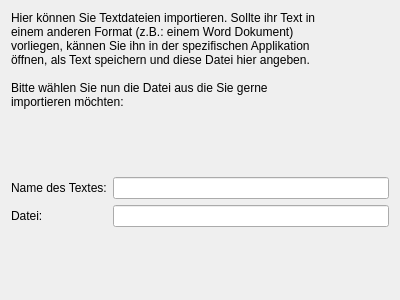
KDE/simon, file src/ModelManagement/Training/ImportTrainingTexts/importtrainingtextlocalpage.ui: the form before one commit.
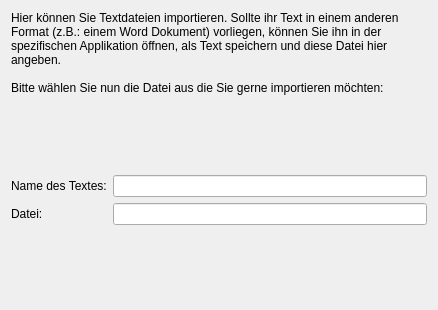
The form after the commit. Custom widgets are drawn as their Qt base class.

Patch:
```diff
--- a/src/ModelManagement/Training/ImportTrainingTexts/importtrainingtextlocalpage.ui
+++ b/src/ModelManagement/Training/ImportTrainingTexts/importtrainingtextlocalpage.ui
@@ -5,8 +5,8 @@
    <rect>
     <x>0</x>
     <y>0</y>
-    <width>400</width>
-    <height>300</height>
+    <width>438</width>
+    <height>310</height>
    </rect>
   </property>
   <property name="windowTitle" >
@@ -16,13 +16,9 @@
    <item>
     <widget class="QLabel" name="lbDesc" >
      <property name="text" >
-      <string>Hier können Sie Textdateien importieren. Sollte ihr Text in
-einem anderen Format (z.B.: einem Word Dokument)
-vorliegen, kännen Sie ihn in der spezifischen Applikation
-öffnen, als Text speichern und diese Datei hier angeben.
+      <string>Hier können Sie Textdateien importieren. Sollte ihr Text in einem anderen Format (z.B.: einem Word Dokument) vorliegen, können Sie ihn in der spezifischen Applikation öffnen, als Text speichern und diese Datei hier angeben.
 
-Bitte wählen Sie nun die Datei aus die Sie gerne
-importieren möchten:</string>
+Bitte wählen Sie nun die Datei aus die Sie gerne importieren möchten:</string>
      </property>
      <property name="wordWrap" >
       <bool>true</bool>
```
